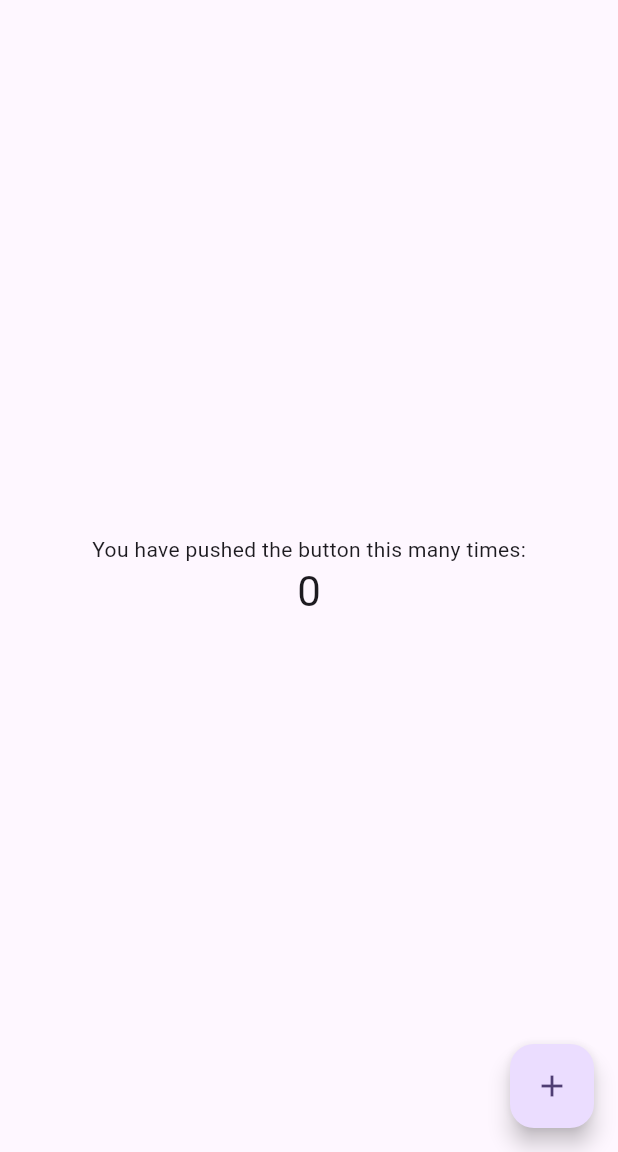
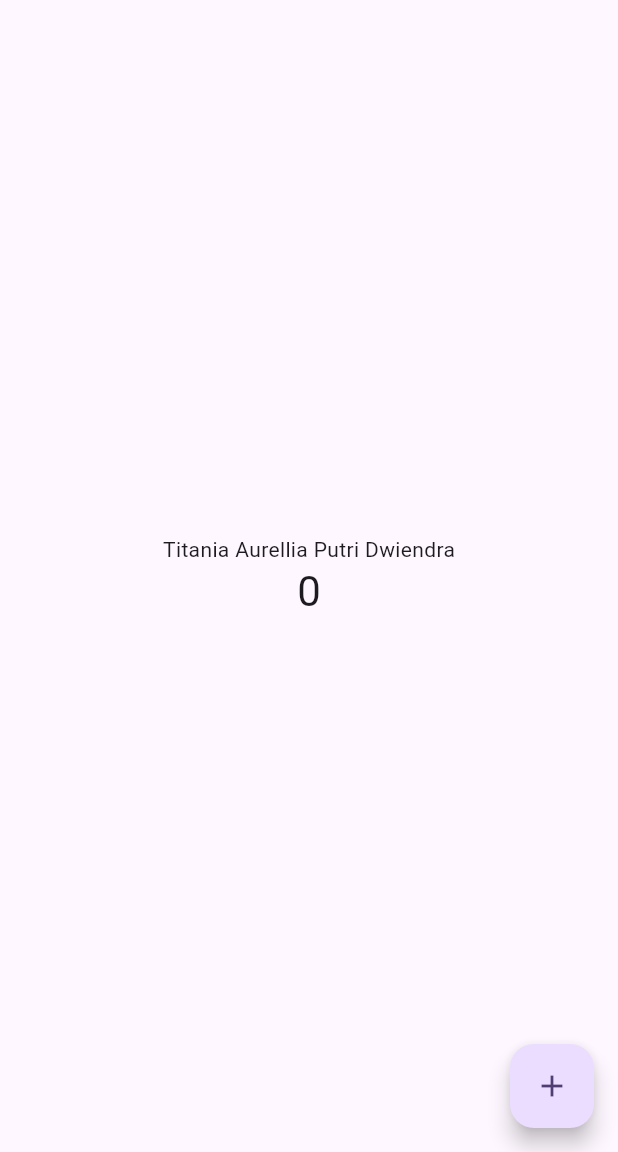
Before and after one commit to titaniaaurelliaa/flutter-fundamental-part1, a Flutter app: the screen it shows after launch, on a phone screen of 412 x 824 dp, the part 84-1236 px from its top. Run offline on Flutter 3.47's test engine with Material 3 defaults, Android fonts, the phone set to English and light mode, and no system bars.

Commit message:
praktikum 3

```diff
--- a/lib/main.dart
+++ b/lib/main.dart
@@ -104,7 +104,7 @@ class _MyHomePageState extends State<MyHomePage> {
           // wireframe for each widget.
           mainAxisAlignment: MainAxisAlignment.center,
           children: <Widget>[
-            const Text('You have pushed the button this many times:'),
+            const Text('Titania Aurellia Putri Dwiendra'),
             Text(
               '$_counter',
               style: Theme.of(context).textTheme.headlineMedium,
```
Also changed, not shown: images/01.png (added), 1 other file.
